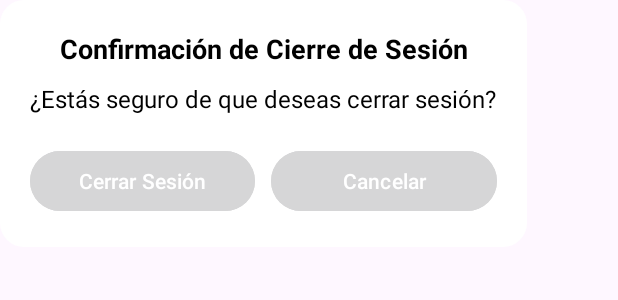
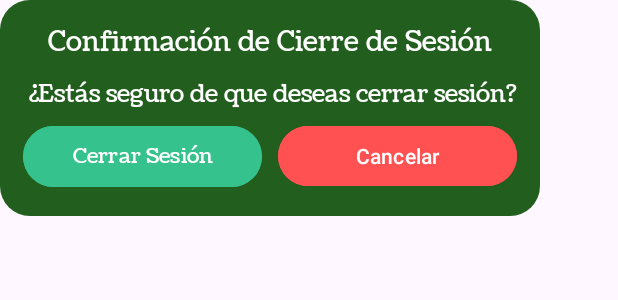
Before and after one commit to Abimael-Ochoa/Botanicare, an Android app: the layout custom_alert.xml on its own in the app's theme, with its tools: preview values and no code run, on a phone screen of 412 x 824 dp. Shown: the top 300 px of the screen. Run offline under Robolectric (Android 15) with nearby library versions, the phone set to English and light mode, and no system bars.

Commit message:
Alerta de logout estilizado

```diff
--- a/app/src/main/res/drawable/alert_background.xml
+++ b/app/src/main/res/drawable/alert_background.xml
@@ -1,5 +1,7 @@
 <shape xmlns:android="http://schemas.android.com/apk/res/android">
-    <solid android:color="@android:color/white" />
-    <corners android:radius="16dp" />
+  <solid
+      android:color="#225E1D"
+      />
+    <corners android:radius="20dp" />
     <padding android:left="10dp" android:right="10dp" android:top="10dp" android:bottom="10dp" />
 </shape>
--- a/app/src/main/res/layout/custom_alert.xml
+++ b/app/src/main/res/layout/custom_alert.xml
@@ -3,56 +3,59 @@
     android:layout_width="wrap_content"
     android:layout_height="wrap_content"
     android:orientation="vertical"
-    android:padding="20dp"
+    android:padding="15dp"
     android:background="@drawable/alert_background"
     android:gravity="center">
 
         <TextView
             android:id="@+id/alertTitle"
+            android:fontFamily="@font/coustard"
             android:layout_width="wrap_content"
             android:layout_height="wrap_content"
             android:text="Confirmación de Cierre de Sesión"
             android:textSize="18sp"
-        android:textStyle="bold"
-        android:textColor="@color/black"
+            android:textColor="@color/white"
             android:gravity="center"/>
+
 
     <TextView
         android:id="@+id/alertMessage"
         android:layout_width="wrap_content"
         android:layout_height="wrap_content"
         android:layout_marginTop="10dp"
+        android:fontFamily="@font/coustard"
         android:text="¿Estás seguro de que deseas cerrar sesión?"
-        android:textColor="@color/black"
+        android:textColor="@color/white"
         android:gravity="center"
         android:textSize="16sp"/>
 
     <LinearLayout
         android:layout_width="match_parent"
         android:layout_height="wrap_content"
-        android:layout_marginTop="20dp"
+        android:layout_marginTop="5dp"
         android:orientation="horizontal"
         android:gravity="center">
 
         <Button
-            android:id="@+id/btnConfirmLogout"
+            android:id="@+id/btnconfirmar"
             android:layout_width="0dp"
             android:layout_weight="1"
+            android:fontFamily="@font/coustard"
             android:layout_height="wrap_content"
             android:text="Cerrar Sesión"
             android:textColor="@color/white"
-            android:backgroundTint="@color/purple_200"
+            android:backgroundTint="#35C28D"
             android:padding="10dp"
             android:layout_marginEnd="5dp" />
 
         <Button
-            android:id="@+id/btnCancelLogout"
+            android:id="@+id/btncancelar"
             android:layout_width="0dp"
             android:layout_weight="1"
             android:layout_height="wrap_content"
             android:text="Cancelar"
             android:textColor="@color/white"
-            android:backgroundTint="@color/grey"
+            android:backgroundTint="#FF5152"
             android:padding="10dp"
             android:layout_marginStart="5dp" />
     </LinearLayout>
```
Lines whose indentation alone changed are shown as unchanged.
